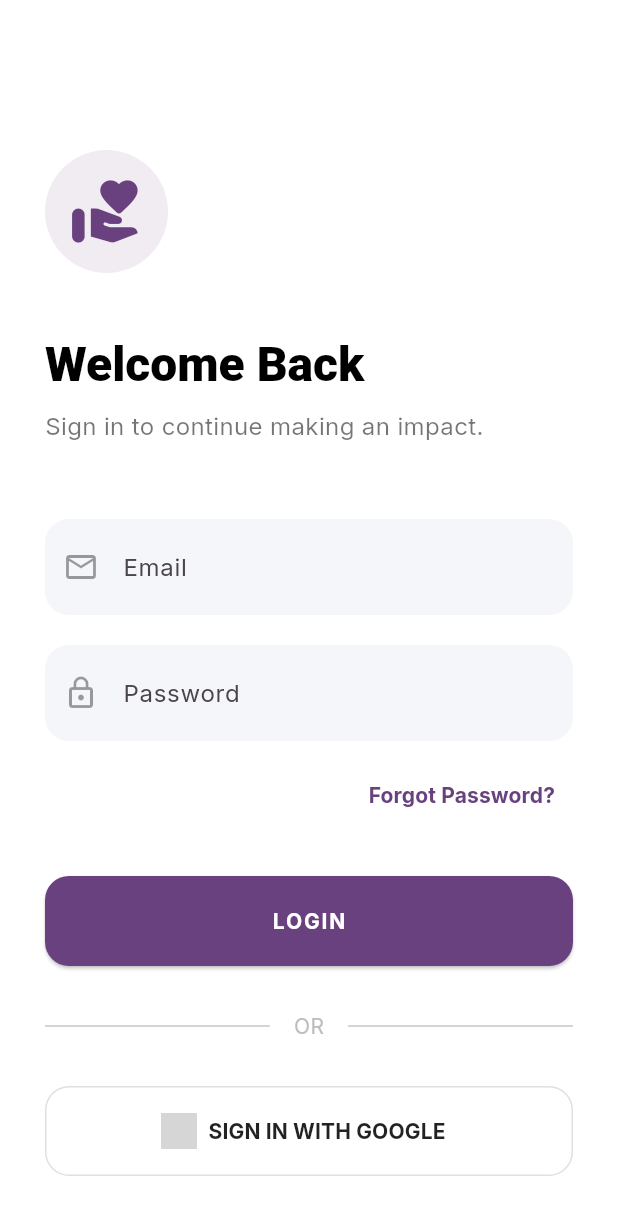
After one commit to Aashiq-Edavalapati/gsc-2026-smart-resource-allocation, a Flutter app: the screen it shows after launch, after a tap on "SIGN IN WITH GOOGLE", on a phone screen of 412 x 824 dp. The commit adds this screen. Shown: the top 1215 px of the screen. Run offline on Flutter 3.47's test engine with Material 3 defaults, Android fonts, the phone set to English and light mode, and no system bars; our stand-ins replace audioplayers, firebase_auth, firebase_core, google_fonts, google_sign_in, image_picker and 2 more; missing offline and left inert: record, video_thumbnail; accounts and stored records are empty; network calls fail; Roboto replaces fonts that are missing (Petrona); grey boxes are pictures that could not be loaded.

Commit message:
added basic api controller

```diff
--- a/Mobile/ngoconnect/lib/components/profile/profile_menu.dart
+++ b/Mobile/ngoconnect/lib/components/profile/profile_menu.dart
@@ -3,8 +3,9 @@ import 'package:flutter/material.dart';
 class ProfileMenuItem {
   final IconData icon;
   final String title;
+  final VoidCallback? onTap;
 
-  ProfileMenuItem(this.icon, this.title);
+  ProfileMenuItem(this.icon, this.title, {this.onTap});
 }
 
 class ProfileMenu extends StatelessWidget {
@@ -65,7 +66,7 @@ class ProfileMenu extends StatelessWidget {
                   size: 16,
                   color: Colors.black26,
                 ),
-                onTap: () {},
+                onTap: item.onTap,
               );
             },
           ),
--- a/Mobile/ngoconnect/lib/main.dart
+++ b/Mobile/ngoconnect/lib/main.dart
@@ -1,9 +1,30 @@
 import 'package:flutter/material.dart';
+import 'package:firebase_core/firebase_core.dart';
+import 'package:firebase_auth/firebase_auth.dart' as firebase_auth;
+import 'package:provider/provider.dart';
 import 'pages/home_page.dart';
+import 'pages/auth/login_page.dart';
+import 'services/auth_service.dart';
 import 'utils/fonts/app_fonts.dart';
+import 'firebase_options.dart';
 
-void main() {
-  runApp(const MyApp());
+void main() async {
+  WidgetsFlutterBinding.ensureInitialized();
+
+  try {
+    await Firebase.initializeApp(
+      options: DefaultFirebaseOptions.currentPlatform,
+    );
+  } catch (e) {
+    debugPrint("Firebase initialization failed: $e");
+  }
+
+  runApp(
+    MultiProvider(
+      providers: [Provider<AuthService>(create: (_) => AuthService())],
+      child: const MyApp(),
+    ),
+  );
 }
 
 class MyApp extends StatelessWidget {
@@ -15,11 +36,37 @@ class MyApp extends StatelessWidget {
       title: 'NGO Connect',
       debugShowCheckedModeBanner: false,
       theme: ThemeData(
-        colorScheme: ColorScheme.fromSeed(seedColor: Colors.blue),
+        colorScheme: ColorScheme.fromSeed(seedColor: const Color(0xFF68417E)),
         useMaterial3: true,
         textTheme: AppFonts.textTheme,
       ),
-      home: const HomePage(),
+      home: const AuthWrapper(),
     );
   }
 }
+
+class AuthWrapper extends StatelessWidget {
+  const AuthWrapper({super.key});
+
+  @override
+  Widget build(BuildContext context) {
+    final authService = Provider.of<AuthService>(context);
+
+    return StreamBuilder<firebase_auth.User?>(
+      stream: authService.authStateChanges,
+      builder: (context, snapshot) {
+        if (snapshot.connectionState == ConnectionState.waiting) {
+          return const Scaffold(
+            body: Center(child: CircularProgressIndicator()),
+          );
+        }
+
+        if (snapshot.hasData) {
+          return const HomePage();
+        }
+
+        return const LoginPage();
+      },
+    );
+  }
+}
--- /dev/null
+++ b/Mobile/ngoconnect/lib/pages/auth/login_page.dart
@@ -0,0 +1,197 @@
+import 'package:flutter/material.dart';
+import '../../services/auth_service.dart';
+import './register_page.dart';
+
+class LoginPage extends StatefulWidget {
+  const LoginPage({super.key});
+
+  @override
+  State<LoginPage> createState() => _LoginPageState();
+}
+
+class _LoginPageState extends State<LoginPage> {
+  final _emailController = TextEditingController();
+  final _passwordController = TextEditingController();
+  final _authService = AuthService();
+  bool _isLoading = false;
+
+  Future<void> _login() async {
+    setState(() => _isLoading = true);
+    try {
+      await _authService.login(
+        _emailController.text.trim(),
+        _passwordController.text.trim(),
+      );
+      // Main.dart handles navigation via authStateChanges
+    } catch (e) {
+      if (mounted) {
+        ScaffoldMessenger.of(context).showSnackBar(
+          SnackBar(content: Text('Login failed: $e')),
+        );
+      }
+    } finally {
+      if (mounted) setState(() => _isLoading = false);
+    }
+  }
+
+  Future<void> _loginWithGoogle() async {
+    setState(() => _isLoading = true);
+    try {
+      await _authService.signInWithGoogle();
+    } catch (e) {
+      if (mounted) {
+        ScaffoldMessenger.of(context).showSnackBar(
+          SnackBar(content: Text('Google login failed: $e')),
+        );
+      }
+    } finally {
+      if (mounted) setState(() => _isLoading = false);
+    }
+  }
+
+  @override
+  Widget build(BuildContext context) {
+    const primaryColor = Color(0xFF68417E);
+
+    return Scaffold(
+      backgroundColor: Colors.white,
+      body: SingleChildScrollView(
+        child: Padding(
+          padding: const EdgeInsets.symmetric(horizontal: 30),
+          child: Column(
+            crossAxisAlignment: CrossAxisAlignment.start,
+            children: [
+              const SizedBox(height: 100),
+              // Logo/Icon
+              Container(
+                padding: const EdgeInsets.all(16),
+                decoration: BoxDecoration(
+                  color: primaryColor.withOpacity(0.1),
+                  shape: BoxShape.circle,
+                ),
+                child: const Icon(Icons.volunteer_activism_rounded, color: primaryColor, size: 50),
+              ),
+              const SizedBox(height: 40),
+              Text(
+                "Welcome Back",
+                style: Theme.of(context).textTheme.headlineMedium?.copyWith(
+                  fontWeight: FontWeight.w900,
+                  color: Colors.black,
+                  fontSize: 32,
+                ),
+              ),
+              const SizedBox(height: 10),
+              const Text(
+                "Sign in to continue making an impact.",
+                style: TextStyle(color: Colors.black54, fontSize: 16),
+              ),
+              const SizedBox(height: 50),
+
+              // Email Field
+              _buildTextField("Email", Icons.email_outlined, _emailController),
+              const SizedBox(height: 20),
+
+              // Password Field
+              _buildTextField("Password", Icons.lock_outline, _passwordController, isPassword: true),
+              const SizedBox(height: 12),
+
+              Align(
+                alignment: Alignment.centerRight,
+                child: TextButton(
+                  onPressed: () {},
+                  child: const Text(
+                    "Forgot Password?",
+                    style: TextStyle(color: primaryColor, fontWeight: FontWeight.bold),
+                  ),
+                ),
+              ),
+              const SizedBox(height: 30),
+
+              // Login Button
+              SizedBox(
+                width: double.infinity,
+                height: 60,
+                child: ElevatedButton(
+                  onPressed: _isLoading ? null : _login,
+                  style: ElevatedButton.styleFrom(
+                    backgroundColor: primaryColor,
+                    foregroundColor: Colors.white,
+                    shape: RoundedRectangleBorder(borderRadius: BorderRadius.circular(16)),
+                  ),
+                  child: _isLoading
+                    ? const CircularProgressIndicator(color: Colors.white)
+                    : const Text("LOGIN", style: TextStyle(fontWeight: FontWeight.bold, letterSpacing: 1.2)),
+                ),
+              ),
+              const SizedBox(height: 30),
+
+              // Divider
+              Row(
+                children: [
+                   const Expanded(child: Divider()),
+                   Padding(
+                     padding: const EdgeInsets.symmetric(horizontal: 16),
+                     child: Text("OR", style: TextStyle(color: Colors.grey.shade400)),
+                   ),
+                   const Expanded(child: Divider()),
+                ],
+              ),
+              const SizedBox(height: 30),
+
+              // Google Login
+              SizedBox(
+                width: double.infinity,
+                height: 60,
+                child: OutlinedButton.icon(
+                  onPressed: _isLoading ? null : _loginWithGoogle,
+                  icon: Image.network('https://upload.wikimedia.org/wikipedia/commons/thumb/c/c1/Google_%22G%22_logo.svg/1024px-Google_%22G%22_logo.svg.png', height: 24),
+                  label: const Text("SIGN IN WITH GOOGLE", style: TextStyle(color: Colors.black87, fontWeight: FontWeight.bold)),
+                  style: OutlinedButton.styleFrom(
+                    side: BorderSide(color: Colors.grey.shade300),
+                    shape: RoundedRectangleBorder(borderRadius: BorderRadius.circular(16)),
+                  ),
+                ),
+              ),
+              const SizedBox(height: 40),
+
+              // Navigate to Register
+              Row(
+                mainAxisAlignment: MainAxisAlignment.center,
+                children: [
+                  const Text("Don't have an account? "),
+                  GestureDetector(
+                    onTap: () => Navigator.push(context, MaterialPageRoute(builder: (context) => const RegisterPage())),
+                    child: const Text(
+                      "Register",
+                      style: TextStyle(color: primaryColor, fontWeight: FontWeight.bold),
+                    ),
+                  ),
+                ],
+              ),
+              const SizedBox(height: 40),
+            ],
+          ),
+        ),
+      ),
+    );
+  }
+
+  Widget _buildTextField(String hint, IconData icon, TextEditingController controller, {bool isPassword = false}) {
+    return Container(
+      decoration: BoxDecoration(
+        color: const Color(0xFFF5F6FA),
+        borderRadius: BorderRadius.circular(16),
+      ),
+      child: TextField(
+        controller: controller,
+        obscureText: isPassword,
+        decoration: InputDecoration(
+          hintText: hint,
+          prefixIcon: Icon(icon, color: Colors.black38),
+          border: InputBorder.none,
+          contentPadding: const EdgeInsets.symmetric(vertical: 20, horizontal: 20),
+        ),
+      ),
+    );
+  }
+}
--- /dev/null
+++ b/Mobile/ngoconnect/lib/services/auth_service.dart
@@ -0,0 +1,127 @@
+import 'dart:convert';
+import 'package:firebase_auth/firebase_auth.dart';
+import 'package:google_sign_in/google_sign_in.dart';
+import 'package:http/http.dart' as http;
+import 'package:flutter/foundation.dart';
+
+class AuthService {
+  final FirebaseAuth _auth = FirebaseAuth.instance;
+  final GoogleSignIn _googleSignIn = GoogleSignIn();
+
+  // Replace with your actual backend URL
+  static const String baseUrl = 'http://localhost:5000/api/v1';
+
+  // State
+  User? get currentUser => _auth.currentUser;
+  Stream<User?> get authStateChanges => _auth.authStateChanges();
+
+  // Login with Email & Password
+  Future<UserCredential?> login(String email, String password) async {
+    try {
+      final credential = await _auth.signInWithEmailAndPassword(
+        email: email,
+        password: password,
+      );
+      await _syncWithBackend(credential.user);
+      return credential;
+    } catch (e) {
+      debugPrint('Login Error: $e');
+      rethrow;
+    }
+  }
+
+  // Register with Email & Password
+  Future<UserCredential?> register(String email, String password, String name) async {
+    try {
+      final credential = await _auth.createUserWithEmailAndPassword(
+        email: email,
+        password: password,
+      );
+
+      // Update display name in Firebase
+      await credential.user?.updateDisplayName(name);
+
+      await _syncWithBackend(credential.user);
+      return credential;
+    } catch (e) {
+      debugPrint('Register Error: $e');
+      rethrow;
+    }
+  }
+
+  // Google Sign In
+  Future<UserCredential?> signInWithGoogle() async {
+    try {
+      final GoogleSignInAccount? googleUser = await _googleSignIn.signIn();
+      if (googleUser == null) return null;
+
+      final GoogleSignInAuthentication googleAuth = await googleUser.authentication;
+      final AuthCredential credential = GoogleAuthProvider.credential(
+        accessToken: googleAuth.accessToken,
+        idToken: googleAuth.idToken,
+      );
+
+      final userCredential = await _auth.signInWithCredential(credential);
+      await _syncWithBackend(userCredential.user);
+      return userCredential;
+    } catch (e) {
+      debugPrint('Google Sign In Error: $e');
+      rethrow;
+    }
+  }
+
+  // Sync with Backend
+  Future<void> _syncWithBackend(User? user) async {
+    if (user == null) return;
+
+    try {
+      final idToken = await user.getIdToken();
+      final response = await http.post(
+        Uri.parse('$baseUrl/users/sync'),
+        headers: {
+          'Content-Type': 'application/json',
+          'Authorization': 'Bearer $idToken',
+        },
+        body: jsonEncode({
+          'name': user.displayName ?? 'New User',
+          'email': user.email,
+        }),
+      );
+
+      if (response.statusCode != 200 && response.statusCode != 201) {
+        debugPrint('Backend Sync Failed: ${response.body}');
+      }
+    } catch (e) {
+      debugPrint('Error syncing with backend: $e');
+    }
+  }
+
+  // Sign Out
+  Future<void> signOut() async {
+    await _googleSignIn.signOut();
+    await _auth.signOut();
+  }
+
+  // Get User Profile from Backend
+  Future<Map<String, dynamic>?> getUserProfile() async {
+    final user = currentUser;
+    if (user == null) return null;
+
+    try {
+      final idToken = await user.getIdToken();
+      final response = await http.get(
+        Uri.parse('$baseUrl/users/me'),
+        headers: {
+          'Authorization': 'Bearer $idToken',
+        },
+      );
+
+      if (response.statusCode == 200) {
+        return jsonDecode(response.body)['data'];
+      }
+    } catch (e) {
+      debugPrint('Error fetching user profile: $e');
+    }
+    return null;
+  }
+}
--- a/Mobile/ngoconnect/pubspec.yaml
+++ b/Mobile/ngoconnect/pubspec.yaml
@@ -41,6 +41,12 @@ dependencies:
   video_player: ^2.8.6
   audioplayers: ^6.0.0
   audio_waveforms: ^2.0.2
+  firebase_auth: ^5.1.1
+  firebase_core: ^3.15.2
+  google_sign_in: ^6.2.1
+  http: ^1.2.1
+  provider: ^6.1.2
+  shared_preferences: ^2.2.3
 
 dev_dependencies:
   flutter_test:
```
Also changed, not shown: Mobile/ngoconnect/lib/pages/auth/register_page.dart (added, +151 -0 lines), Mobile/ngoconnect/lib/pages/profile_page.dart (+38 -11 lines), Mobile/ngoconnect/firebase.json (added), Mobile/ngoconnect/lib/firebase_options.dart (added), Mobile/ngoconnect/pubspec.lock, 7 other files.
